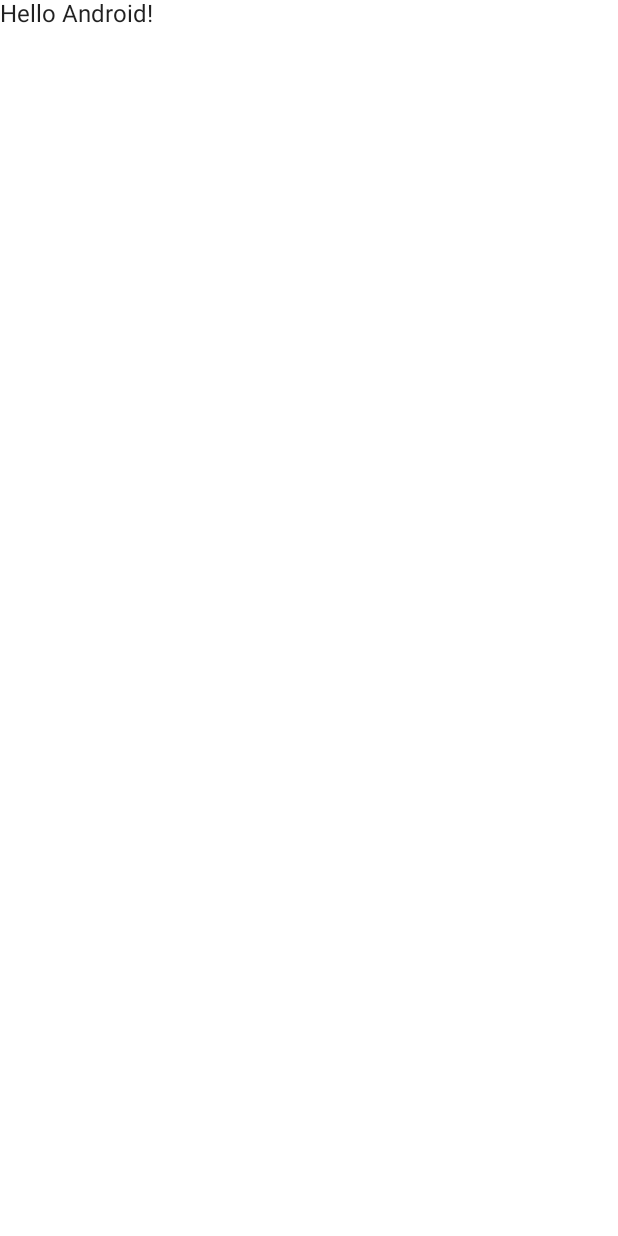
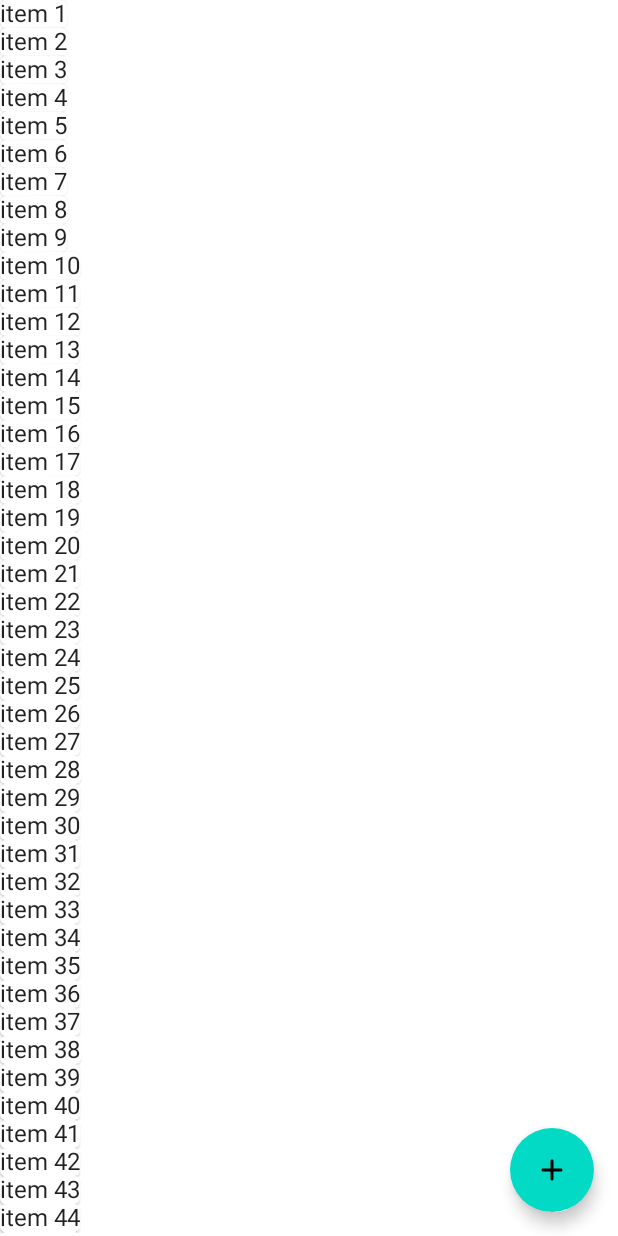
Before and after one commit to Sartori-RIA/app-todolist-jetpack-compose, an Android app built with Jetpack Compose: the screen it shows after launch (MainActivity), on a phone screen of 412 x 824 dp. Before the commit the screen is almost empty. Run offline under Robolectric (Android 15) with nearby library versions, the phone set to English and light mode, and no system bars; our stand-ins replace Room's generated code; 1 statement that could not run was skipped.

Commit message:
added screens

```diff
--- a/app/src/main/java/br/com/cookiecode/appguairacacompose/MainActivity.kt
+++ b/app/src/main/java/br/com/cookiecode/appguairacacompose/MainActivity.kt
@@ -5,34 +5,33 @@ import androidx.activity.compose.setContent
 import androidx.appcompat.app.AppCompatActivity
 import androidx.compose.material.MaterialTheme
 import androidx.compose.material.Surface
-import androidx.compose.material.Text
-import androidx.compose.runtime.Composable
-import androidx.compose.ui.tooling.preview.Preview
+import androidx.navigation.NavType
+import androidx.navigation.compose.NavHost
+import androidx.navigation.compose.composable
+import androidx.navigation.compose.navArgument
+import androidx.navigation.compose.rememberNavController
+import br.com.cookiecode.appguairacacompose.ui.screens.todo_lists.TodoListDetail
+import br.com.cookiecode.appguairacacompose.ui.screens.todo_lists.TodoListForm
+import br.com.cookiecode.appguairacacompose.ui.screens.todo_lists.TodoLists
 import br.com.cookiecode.appguairacacompose.ui.theme.AppGuairacaComposeTheme
 
 class MainActivity : AppCompatActivity() {
     override fun onCreate(savedInstanceState: Bundle?) {
         super.onCreate(savedInstanceState)
         setContent {
+            val navController = rememberNavController()
             AppGuairacaComposeTheme {
-                // A surface container using the 'background' color from the theme
                 Surface(color = MaterialTheme.colors.background) {
-                    Greeting("Android")
+                    NavHost(navController = navController, startDestination = "todo_lists") {
+                        composable("todo_lists") { TodoLists(navController) }
+                        composable("todo_list_form") { TodoListForm(navController) }
+                        composable(
+                            "todo_list/{id}",
+                            arguments = listOf(navArgument("id") { type = NavType.IntType })
+                        ) { TodoListDetail(navController) }
+                    }
                 }
             }
         }
     }
 }
-
-@Composable
-fun Greeting(name: String) {
-    Text(text = "Hello $name!")
-}
-
-@Preview(showBackground = true)
-@Composable
-fun DefaultPreview() {
-    AppGuairacaComposeTheme {
-        Greeting("Android")
-    }
-}
--- a/app/src/main/java/br/com/cookiecode/appguairacacompose/data/dao/ToDoDao.kt
+++ b/app/src/main/java/br/com/cookiecode/appguairacacompose/data/dao/TodoListDao.kt
@@ -3,5 +3,5 @@ package br.com.cookiecode.appguairacacompose.data.dao
 import androidx.room.Dao
 
 @Dao
-interface ToDoDao {
+interface TodoListDao {
 }
--- a/app/src/main/java/br/com/cookiecode/appguairacacompose/data/models/ToDoItem.kt
+++ b/app/src/main/java/br/com/cookiecode/appguairacacompose/data/models/TodoList.kt
@@ -4,10 +4,8 @@ import androidx.room.ColumnInfo
 import androidx.room.Entity
 import androidx.room.PrimaryKey
 
-@Entity(tableName = "to_do_items")
-data class ToDoItem(
+@Entity(tableName = "todo_lists")
+data class TodoList(
     @PrimaryKey val id: Int,
     @ColumnInfo(name = "name") val name: String,
-    @ColumnInfo(name = "status") val status: String,
-    @ColumnInfo(name = "to_do_id") val toDoId: Int
 )
--- a/app/src/main/java/br/com/cookiecode/appguairacacompose/data/models/ToDo.kt
+++ b/app/src/main/java/br/com/cookiecode/appguairacacompose/data/models/TodoListItem.kt
@@ -4,8 +4,10 @@ import androidx.room.ColumnInfo
 import androidx.room.Entity
 import androidx.room.PrimaryKey
 
-@Entity(tableName = "todos")
-data class ToDo(
+@Entity(tableName = "todo_list_items")
+data class TodoListItem(
     @PrimaryKey val id: Int,
     @ColumnInfo(name = "name") val name: String,
+    @ColumnInfo(name = "status") val status: String,
+    @ColumnInfo(name = "todo_list_id") val toDoId: Int
 )
--- /dev/null
+++ b/app/src/main/java/br/com/cookiecode/appguairacacompose/ui/screens/todo_lists/TodoLists.kt
@@ -0,0 +1,48 @@
+package br.com.cookiecode.appguairacacompose.ui.screens.todo_lists
+
+import androidx.compose.foundation.lazy.LazyColumn
+import androidx.compose.foundation.lazy.itemsIndexed
+import androidx.compose.foundation.lazy.rememberLazyListState
+import androidx.compose.material.*
+import androidx.compose.material.icons.Icons
+import androidx.compose.material.icons.rounded.Add
+import androidx.compose.runtime.Composable
+import androidx.navigation.NavHostController
+import androidx.navigation.compose.navigate
+import br.com.cookiecode.appguairacacompose.data.models.TodoList
+import java.util.ArrayList
+
+@Composable
+fun TodoLists(navController: NavHostController) {
+    val lazyData = rememberLazyListState()
+    val dummyData = ArrayList<TodoList>()
+
+    for (i in 1..400)
+        dummyData.add(TodoList(i, "item $i"))
+
+    Scaffold(
+        content = {
+            LazyColumn(state = lazyData) {
+                itemsIndexed(dummyData) { index, element ->
+                    Card {
+                        Text(element.name)
+                    }
+                }
+            }
+        },
+        floatingActionButton = {
+            FloatingActionButton(
+                onClick = {
+                    navController.navigate("wish_list_form")
+                },
+                content = {
+                    Icon(
+                        imageVector = Icons.Rounded.Add,
+                        contentDescription = "Add WishList",
+                    )
+                }
+            )
+        }
+    )
+
+}
```
Also changed, not shown: app/src/main/java/br/com/cookiecode/appguairacacompose/data/AppDatabase.kt (+5 -5 lines), app/src/main/java/br/com/cookiecode/appguairacacompose/data/models/TodoListWithItems.kt (renamed from app/src/main/java/br/com/cookiecode/appguairacacompose/data/models/ToDoWithItems.kt, +4 -4 lines), app/src/main/java/br/com/cookiecode/appguairacacompose/ui/screens/todo_lists/TodoListDetail.kt (added, +10 -0 lines), app/src/main/java/br/com/cookiecode/appguairacacompose/ui/screens/todo_lists/TodoListForm.kt (added, +45 -0 lines).
